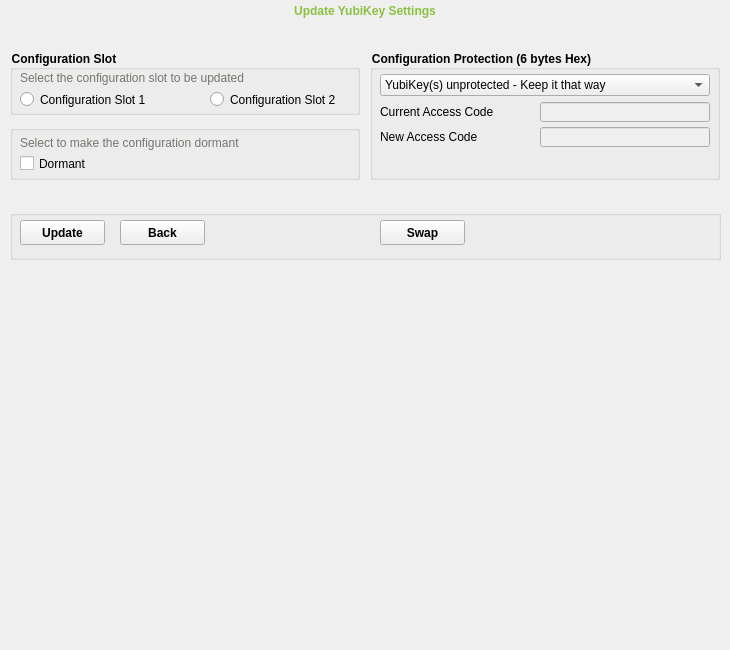
First picture: the form in src/ui/settingpage.ui, repository Yubico/yubikey-personalization-gui-dpkg, before the edit.
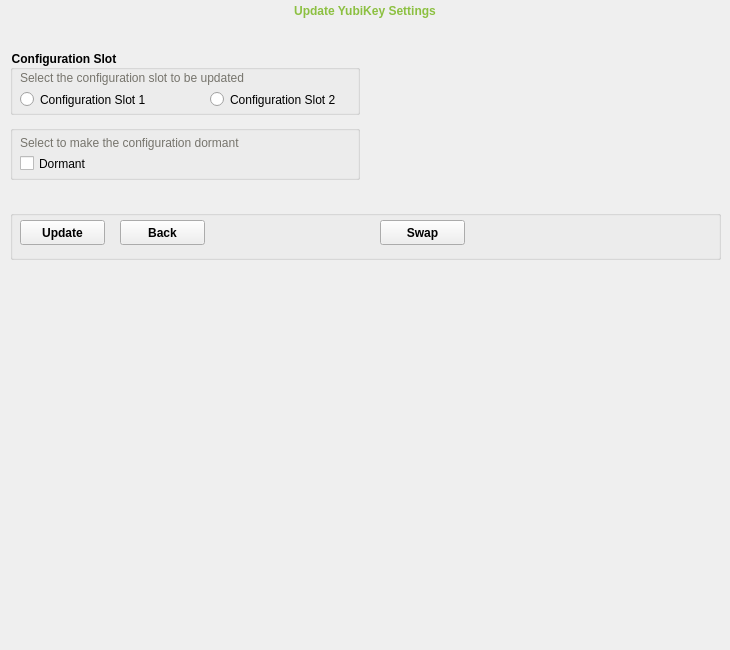
Second picture: the form after the edit. The open tabs and pages were chosen to show the change. Icons and pictures are not drawn. Custom widgets are drawn as their Qt base class.

```diff
--- a/src/ui/settingpage.ui
+++ b/src/ui/settingpage.ui
@@ -1432,200 +1432,26 @@
      </property>
     </widget>
    </widget>
-   <widget class="QGroupBox" name="configProtectionBox">
+   <widget class="YubiAccBox" name="configProtectionBox" native="true">
     <property name="geometry">
      <rect>
       <x>370</x>
       <y>50</y>
       <width>350</width>
-      <height>130</height>
+      <height>117</height>
      </rect>
     </property>
-    <property name="styleSheet">
-     <string notr="true">font-weight: bold;
-</string>
-    </property>
-    <property name="title">
-     <string>Configuration Protection (6 bytes Hex)</string>
-    </property>
-    <widget class="QComboBox" name="configProtectionCombo">
-     <property name="geometry">
-      <rect>
-       <x>10</x>
-       <y>24</y>
-       <width>330</width>
-       <height>22</height>
-      </rect>
-     </property>
-     <property name="styleSheet">
-      <string notr="true">font-weight: normal;</string>
-     </property>
-     <item>
-      <property name="text">
-       <string>YubiKey(s) unprotected - Keep it that way</string>
-      </property>
-     </item>
-     <item>
-      <property name="text">
-       <string>YubiKey(s) unprotected - Enable protection</string>
-      </property>
-     </item>
-     <item>
-      <property name="text">
-       <string>YubiKey(s) protected - Disable protection</string>
-      </property>
-     </item>
-     <item>
-      <property name="text">
-       <string>YubiKey(s) protected - Keep it that way</string>
-      </property>
-     </item>
-     <item>
-      <property name="text">
-       <string>YubiKey(s) protected - Change access code</string>
-      </property>
-     </item>
-    </widget>
-    <widget class="QLineEdit" name="currentAccessCodeTxt">
-     <property name="enabled">
-      <bool>false</bool>
-     </property>
-     <property name="geometry">
-      <rect>
-       <x>170</x>
-       <y>52</y>
-       <width>170</width>
-       <height>20</height>
-      </rect>
-     </property>
-     <property name="styleSheet">
-      <string notr="true">font-weight: normal;</string>
-     </property>
-     <property name="inputMask">
-      <string>hh hh hh hh hh hh; </string>
-     </property>
-     <property name="text">
-      <string>     </string>
-     </property>
-     <property name="maxLength">
-      <number>17</number>
-     </property>
-     <property name="cursorPosition">
-      <number>17</number>
-     </property>
-    </widget>
-    <widget class="QLabel" name="currentAccessCodeLbl">
-     <property name="geometry">
-      <rect>
-       <x>10</x>
-       <y>52</y>
-       <width>141</width>
-       <height>20</height>
-      </rect>
-     </property>
-     <property name="styleSheet">
-      <string notr="true">font-weight:normal;</string>
-     </property>
-     <property name="text">
-      <string>Current Access Code</string>
-     </property>
-    </widget>
-    <widget class="QLabel" name="newAccessCodeLbl">
-     <property name="geometry">
-      <rect>
-       <x>10</x>
-       <y>77</y>
-       <width>141</width>
-       <height>20</height>
-      </rect>
-     </property>
-     <property name="styleSheet">
-      <string notr="true">font-weight:normal;</string>
-     </property>
-     <property name="text">
-      <string>New Access Code</string>
-     </property>
-    </widget>
-    <widget class="QLineEdit" name="newAccessCodeTxt">
-     <property name="enabled">
-      <bool>false</bool>
-     </property>
-     <property name="geometry">
-      <rect>
-       <x>170</x>
-       <y>77</y>
-       <width>170</width>
-       <height>20</height>
-      </rect>
-     </property>
-     <property name="sizePolicy">
-      <sizepolicy hsizetype="Fixed" vsizetype="Fixed">
-       <horstretch>0</horstretch>
-       <verstretch>0</verstretch>
-      </sizepolicy>
-     </property>
-     <property name="styleSheet">
-      <string notr="true">font-weight: normal;</string>
-     </property>
-     <property name="inputMask">
-      <string>hh hh hh hh hh hh; </string>
-     </property>
-     <property name="text">
-      <string>     </string>
-     </property>
-     <property name="maxLength">
-      <number>17</number>
-     </property>
-     <property name="cursorPosition">
-      <number>17</number>
-     </property>
-    </widget>
-    <widget class="QPushButton" name="configProtectionHelpBtn">
-     <property name="geometry">
-      <rect>
-       <x>325</x>
-       <y>0</y>
-       <width>16</width>
-       <height>16</height>
-      </rect>
-     </property>
-     <property name="sizePolicy">
-      <sizepolicy hsizetype="Ignored" vsizetype="Ignored">
-       <horstretch>0</horstretch>
-       <verstretch>0</verstretch>
-      </sizepolicy>
-     </property>
-     <property name="cursor">
-      <cursorShape>PointingHandCursor</cursorShape>
-     </property>
-     <property name="contextMenuPolicy">
-      <enum>Qt::DefaultContextMenu</enum>
-     </property>
-     <property name="layoutDirection">
-      <enum>Qt::LeftToRight</enum>
-     </property>
-     <property name="autoFillBackground">
-      <bool>false</bool>
-     </property>
-     <property name="styleSheet">
-      <string notr="true">background-image: url(:/res/images/question.png);
-color: lightgray;
-border-radius: 10px;
-</string>
-     </property>
-     <property name="text">
-      <string/>
-     </property>
-     <property name="autoDefault">
-      <bool>false</bool>
-     </property>
-     <property name="default">
-      <bool>false</bool>
-     </property>
-    </widget>
    </widget>
   </widget>
  </widget>
+ <customwidgets>
+  <customwidget>
+   <class>YubiAccBox</class>
+   <extends>QWidget</extends>
+   <header>yubiaccbox.h</header>
+   <container>1</container>
+  </customwidget>
+ </customwidgets>
  <tabstops>
   <tabstop>custPrefixCheck</tabstop>
   <tabstop>custPrefixDecTxt</tabstop>
```
Left out of the diff: 22 changed lines with no effect on the pictures.
